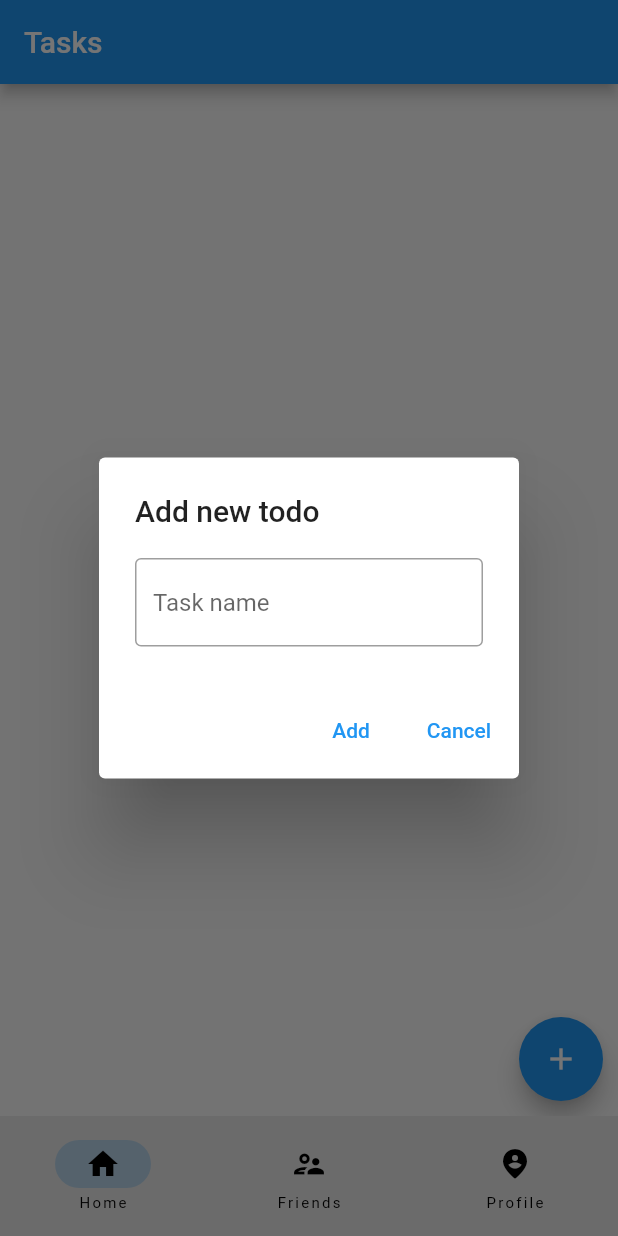
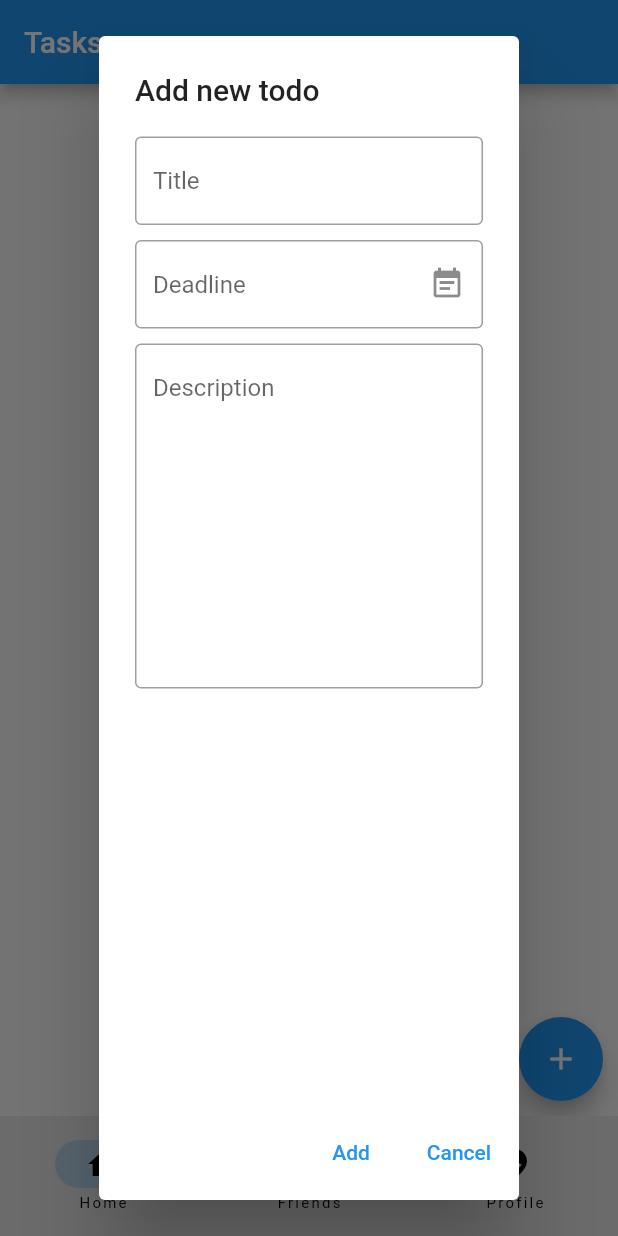
Before and after one commit to cmpascua/taskmates, a Flutter app: the screen it shows once a user with an empty profile is signed in, after a tap on the "add" icon, on a phone screen of 412 x 824 dp. Run offline on Flutter 3.47's test engine with Material 2 defaults, Android fonts, the phone set to English and light mode, and no system bars; drawn by our look-alikes of date_field; our stand-ins replace cloud_firestore, email_validator, firebase_auth, firebase_core; missing offline and left inert: flutter_initicon; accounts and stored records are empty; generated files the repository leaves out were written again.

Commit message:
[feat]: Added more todo fields

```diff
--- a/lib/api/firebase_todo_api.dart
+++ b/lib/api/firebase_todo_api.dart
@@ -35,10 +35,17 @@ class FirebaseTodoAPI {
     }
   }
 
-  Future<String> editTodo(String? id, String title) async {
+  Future<String> editTodo(
+      String? id, String title, String description, DateTime deadline) async {
     try {
       print("New String: $title");
       await db.collection("todos").doc(id).update({"title": title});
+
+      print("New String: $description");
+      await db.collection("todos").doc(id).update({"description": description});
+
+      print("New DateTime: ${deadline.toString()}");
+      await db.collection("todos").doc(id).update({"deadline": deadline});
 
       return "Successfully edited todo!";
     } on FirebaseException catch (e) {
--- a/lib/models/todo_model.dart
+++ b/lib/models/todo_model.dart
@@ -12,6 +12,8 @@ class Todo {
   String? id;
   String ownerUN;
   String title;
+  String description;
+  DateTime deadline;
   bool completed;
 
   Todo({
@@ -19,6 +21,8 @@ class Todo {
     this.id,
     required this.ownerUN,
     required this.title,
+    required this.description,
+    required this.deadline,
     required this.completed,
   });
 
@@ -29,6 +33,8 @@ class Todo {
       id: json['id'],
       ownerUN: json['ownerUN'],
       title: json['title'],
+      description: json['description'],
+      deadline: json['deadline'].toDate(),
       completed: json['completed'],
     );
   }
@@ -43,6 +49,8 @@ class Todo {
       'ownerID': todo.ownerID,
       'ownerUN': todo.ownerUN,
       'title': todo.title,
+      'description': todo.description,
+      'deadline': todo.deadline,
       'completed': todo.completed,
     };
   }
--- a/lib/providers/todo_provider.dart
+++ b/lib/providers/todo_provider.dart
@@ -39,9 +39,10 @@ class TodoListProvider with ChangeNotifier {
     notifyListeners();
   }
 
-  void editTodo(String newString) async {
-    String message =
-        await firebaseService.editTodo(_selectedTodo!.id, newString);
+  void editTodo(
+      String newString, String newDescription, DateTime newDeadline) async {
+    String message = await firebaseService.editTodo(
+        _selectedTodo!.id, newString, newDescription, newDeadline);
     print(message);
     notifyListeners();
   }
--- a/lib/screens/todo_modal.dart
+++ b/lib/screens/todo_modal.dart
@@ -6,6 +6,8 @@
 */
 
 import 'package:flutter/material.dart';
+import 'package:intl/intl.dart';
+import 'package:date_field/date_field.dart';
 import 'package:provider/provider.dart';
 import '../models/todo_model.dart';
 import '../providers/todo_provider.dart';
@@ -14,7 +16,9 @@ import '../providers/auth_provider.dart';
 
 class TodoModal extends StatelessWidget {
   String type;
-  TextEditingController _formFieldController = TextEditingController();
+  DateTime? dateTime;
+  TextEditingController _titleFieldController = TextEditingController();
+  TextEditingController _descFieldController = TextEditingController();
 
   TodoModal({
     super.key,
@@ -48,22 +52,100 @@ class TodoModal extends StatelessWidget {
         }
       case 'Add':
         {
-          return TextField(
-            controller: _formFieldController,
+          return Column(
+            children: [
+              TextField(
+                controller: _titleFieldController,
                 decoration: const InputDecoration(
                   border: OutlineInputBorder(),
-              hintText: "Task name",
+                  hintText: "Title",
                 ),
+              ),
+              const SizedBox(
+                height: 10,
+              ),
+              DateTimeFormField(
+                decoration: const InputDecoration(
+                  hintText: "Deadline",
+                  hintStyle: TextStyle(color: null),
+                  errorStyle: TextStyle(color: Colors.redAccent),
+                  border: OutlineInputBorder(),
+                  suffixIcon: Icon(Icons.event_note),
+                ),
+                mode: DateTimeFieldPickerMode.dateAndTime,
+                initialDatePickerMode: DatePickerMode.day,
+                firstDate: DateTime.now(),
+                autovalidateMode: AutovalidateMode.always,
+                validator: (e) =>
+                    (e?.day ?? 0) == 1 ? 'Please not the first day' : null,
+                onDateSelected: (DateTime value) {
+                  dateTime = value;
+                },
+              ),
+              const SizedBox(
+                height: 10,
+              ),
+              TextField(
+                keyboardType: TextInputType.multiline,
+                maxLines: 10,
+                controller: _descFieldController,
+                decoration: const InputDecoration(
+                  border: OutlineInputBorder(),
+                  hintText: "Description",
+                ),
+              ),
+            ],
           );
         }
       // Edit will have input field in them
       default:
-        return TextField(
-          controller: _formFieldController,
+        return Column(
+          children: [
+            TextField(
+              controller: _titleFieldController,
               decoration: InputDecoration(
                 border: const OutlineInputBorder(),
                 hintText: context.read<TodoListProvider>().selected.title,
               ),
+            ),
+            const SizedBox(
+              height: 10,
+            ),
+            DateTimeFormField(
+              decoration: InputDecoration(
+                hintText: context
+                    .read<TodoListProvider>()
+                    .selected
+                    .deadline
+                    .toString(),
+                hintStyle: TextStyle(color: null),
+                errorStyle: TextStyle(color: Colors.redAccent),
+                border: OutlineInputBorder(),
+                suffixIcon: Icon(Icons.event_note),
+              ),
+              mode: DateTimeFieldPickerMode.dateAndTime,
+              initialDatePickerMode: DatePickerMode.day,
+              firstDate: DateTime.now(),
+              autovalidateMode: AutovalidateMode.always,
+              validator: (e) =>
+                  (e?.day ?? 0) == 1 ? 'Please not the first day' : null,
+              onDateSelected: (DateTime value) {
+                dateTime = value;
+              },
+            ),
+            const SizedBox(
+              height: 10,
+            ),
+            TextField(
+              keyboardType: TextInputType.multiline,
+              maxLines: 10,
+              controller: _descFieldController,
+              decoration: InputDecoration(
+                border: const OutlineInputBorder(),
+                hintText: context.read<TodoListProvider>().selected.description,
+              ),
+            ),
+          ],
         );
     }
   }
@@ -80,7 +162,9 @@ class TodoModal extends StatelessWidget {
                   ownerID: userID,
                   completed: false,
                   ownerUN: userName,
-                  title: _formFieldController.text);
+                  deadline: dateTime!,
+                  description: _descFieldController.text,
+                  title: _titleFieldController.text);
 
               context.read<TodoListProvider>().addTodo(temp);
 
@@ -90,9 +174,10 @@ class TodoModal extends StatelessWidget {
             }
           case 'Edit':
             {
-              context
-                  .read<TodoListProvider>()
-                  .editTodo(_formFieldController.text);
+              context.read<TodoListProvider>().editTodo(
+                  _titleFieldController.text,
+                  _descFieldController.text,
+                  dateTime!);
 
               // Remove dialog after editing
               Navigator.of(context).pop();
--- a/pubspec.yaml
+++ b/pubspec.yaml
@@ -47,6 +47,7 @@ dependencies:
   intl: ^0.17.0
   shared_preferences: ^2.0.15
   flutter_launcher_icons: ^0.11.0
+  date_field: ^3.0.2
 
 dev_dependencies:
   flutter_test:
```
Also changed, not shown: pubspec.lock. Lines whose indentation alone changed are shown as unchanged.
